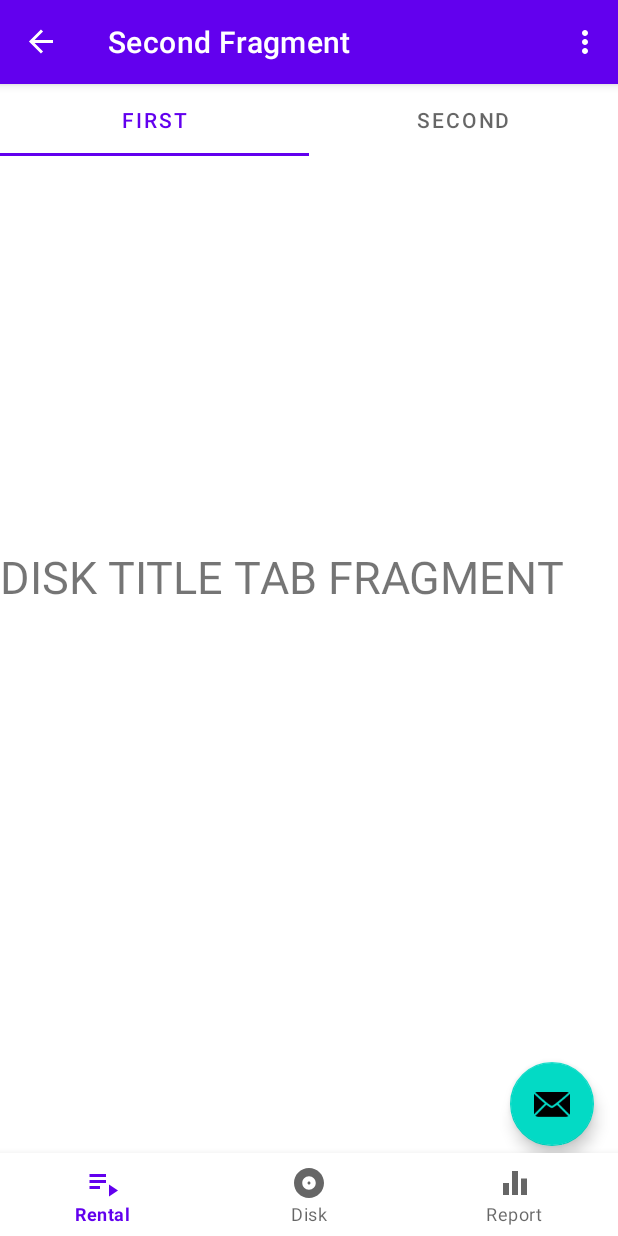
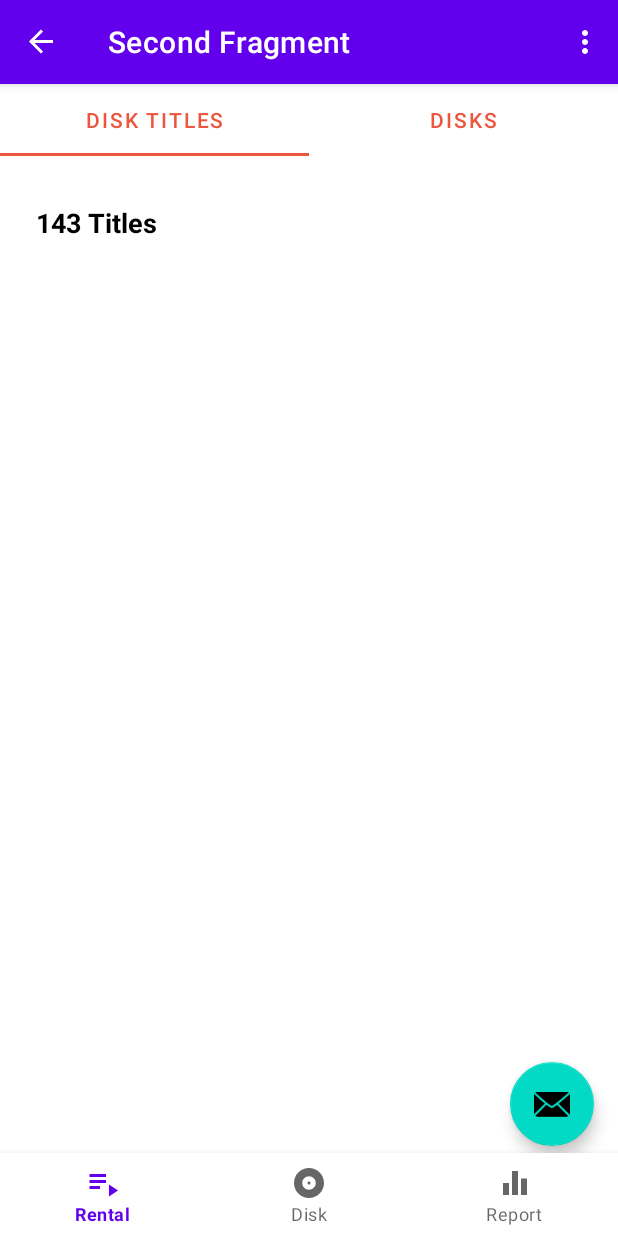
Before and after one commit to Doan-Pham/CeeDee, an Android app: the SecondFragment screen opened through its navigation route, on a phone screen of 412 x 824 dp. Run offline under Robolectric (Android 15) with nearby library versions, the phone set to English and light mode, and no system bars; our stand-ins replace Firebase (no records; nobody signed in at launch, a user with empty details on screens opened directly), navigation-ui.

Commit message:
add disk title screen and item layout

```diff
--- a/app/src/main/java/com/haidoan/android/ceedee/SecondFragment.kt
+++ b/app/src/main/java/com/haidoan/android/ceedee/SecondFragment.kt
@@ -5,7 +5,8 @@ import androidx.fragment.app.Fragment
 import android.view.LayoutInflater
 import android.view.View
 import android.view.ViewGroup
-import androidx.navigation.fragment.findNavController
+import androidx.viewpager2.widget.ViewPager2
+import com.google.android.material.tabs.TabLayout
 import com.google.android.material.tabs.TabLayoutMediator
 import com.haidoan.android.ceedee.databinding.FragmentSecondBinding
 import com.haidoan.android.ceedee.ui.disk_screen.DiskViewPagerAdapter
@@ -21,6 +22,10 @@ class SecondFragment : Fragment() {
     // onDestroyView.
     private val binding get() = _binding!!
 
+    private lateinit var viewPager2: ViewPager2
+    private lateinit var tabLayout: TabLayout
+    private lateinit var diskAdapter: DiskViewPagerAdapter
+
     override fun onCreateView(
         inflater: LayoutInflater, container: ViewGroup?,
         savedInstanceState: Bundle?
@@ -34,24 +39,24 @@ class SecondFragment : Fragment() {
     override fun onViewCreated(view: View, savedInstanceState: Bundle?) {
         super.onViewCreated(view, savedInstanceState)
 
-  /*      binding.buttonSecond.setOnClickListener {
-            findNavController().navigate(R.id.action_SecondFragment_to_FirstFragment)
-        }*/
+        /*      binding.buttonSecond.setOnClickListener {
+                  findNavController().navigate(R.id.action_SecondFragment_to_FirstFragment)
+              }*/
 
-        val tabLayout=binding.tabLayout
-        val viewPager2=binding.viewPager2
+        tabLayout = binding.tabLayout
+        viewPager2 = binding.viewPager2
 
-        val adapter=DiskViewPagerAdapter(parentFragmentManager,lifecycle)
+        diskAdapter = DiskViewPagerAdapter(parentFragmentManager, lifecycle)
 
-        viewPager2.adapter=adapter
+        viewPager2.adapter = diskAdapter
 
-        TabLayoutMediator(tabLayout,viewPager2){tab,position->
-            when(position){
-                0->{
-                    tab.text="First"
+        TabLayoutMediator(tabLayout, viewPager2) { tab, position ->
+            when (position) {
+                0 -> {
+                    tab.text = getString(R.string.disk_titles)
                 }
-                1->{
-                    tab.text="Second"
+                1 -> {
+                    tab.text = getString(R.string.disks)
                 }
             }
         }.attach()
--- a/app/src/main/java/com/haidoan/android/ceedee/ui/disk_screen/DiskRepository.kt
+++ /dev/null
@@ -1,4 +0,0 @@
-package com.haidoan.android.ceedee.ui.disk_screen
-
-class DiskRepository {
-}
--- a/app/src/main/java/com/haidoan/android/ceedee/ui/disk_screen/DiskViewModel.kt
+++ /dev/null
@@ -1,4 +0,0 @@
-package com.haidoan.android.ceedee.ui.disk_screen
-
-class DiskViewModel {
-}
--- a/app/src/main/java/com/haidoan/android/ceedee/ui/disk_screen/DiskViewPagerAdapter.kt
+++ b/app/src/main/java/com/haidoan/android/ceedee/ui/disk_screen/DiskViewPagerAdapter.kt
@@ -4,6 +4,8 @@ import androidx.fragment.app.Fragment
 import androidx.fragment.app.FragmentManager
 import androidx.lifecycle.Lifecycle
 import androidx.viewpager2.adapter.FragmentStateAdapter
+import com.haidoan.android.ceedee.ui.disk_screen.disk_titles.DiskTitlesFragment
+import com.haidoan.android.ceedee.ui.disk_screen.disks.DisksFragment
 
 class DiskViewPagerAdapter (fragmentManager: FragmentManager,lifecycle: Lifecycle): FragmentStateAdapter(fragmentManager, lifecycle) {
     override fun getItemCount(): Int {
--- a/app/src/main/java/com/haidoan/android/ceedee/ui/disk_screen/DiskTitlesFragment.kt
+++ b/app/src/main/java/com/haidoan/android/ceedee/ui/disk_screen/disk_titles/DiskTitlesFragment.kt
@@ -1,4 +1,4 @@
-package com.haidoan.android.ceedee.ui.disk_screen
+package com.haidoan.android.ceedee.ui.disk_screen.disk_titles
 
 import android.os.Bundle
 import androidx.fragment.app.Fragment
@@ -6,7 +6,6 @@ import android.view.LayoutInflater
 import android.view.View
 import android.view.ViewGroup
 import com.haidoan.android.ceedee.databinding.FragmentDiskTitlesBinding
-
 
 class DiskTitlesFragment : Fragment() {
 
@@ -33,7 +32,7 @@ class DiskTitlesFragment : Fragment() {
     override fun onViewCreated(view: View, savedInstanceState: Bundle?) {
         super.onViewCreated(view, savedInstanceState)
 
-        binding.tvDiskTitle.text = "DISK TITLE TAB FRAGMENT"
+
     }
 
 
--- /dev/null
+++ b/app/src/main/java/com/haidoan/android/ceedee/ui/disk_screen/disk_titles/DiskTitlesRepository.kt
@@ -0,0 +1,4 @@
+package com.haidoan.android.ceedee.ui.disk_screen.disk_titles
+
+class DiskTitlesRepository {
+}
--- /dev/null
+++ b/app/src/main/java/com/haidoan/android/ceedee/ui/disk_screen/disk_titles/DiskTitlesViewModel.kt
@@ -0,0 +1,4 @@
+package com.haidoan.android.ceedee.ui.disk_screen.disk_titles
+
+class DiskTitlesViewModel {
+}
--- a/app/src/main/java/com/haidoan/android/ceedee/ui/disk_screen/DisksFragment.kt
+++ b/app/src/main/java/com/haidoan/android/ceedee/ui/disk_screen/disks/DisksFragment.kt
@@ -1,4 +1,4 @@
-package com.haidoan.android.ceedee.ui.disk_screen
+package com.haidoan.android.ceedee.ui.disk_screen.disks
 
 import android.os.Bundle
 import androidx.fragment.app.Fragment
--- /dev/null
+++ b/app/src/main/res/drawable/ic_round_more_vert_24.xml
@@ -0,0 +1,5 @@
+<vector android:height="24dp" android:tint="#000000"
+    android:viewportHeight="24" android:viewportWidth="24"
+    android:width="24dp" xmlns:android="http://schemas.android.com/apk/res/android">
+    <path android:fillColor="@android:color/white" android:pathData="M12,8c1.1,0 2,-0.9 2,-2s-0.9,-2 -2,-2 -2,0.9 -2,2 0.9,2 2,2zM12,10c-1.1,0 -2,0.9 -2,2s0.9,2 2,2 2,-0.9 2,-2 -0.9,-2 -2,-2zM12,16c-1.1,0 -2,0.9 -2,2s0.9,2 2,2 2,-0.9 2,-2 -0.9,-2 -2,-2z"/>
+</vector>
--- a/app/src/main/res/layout/fragment_disk_titles.xml
+++ b/app/src/main/res/layout/fragment_disk_titles.xml
@@ -3,16 +3,28 @@
     xmlns:tools="http://schemas.android.com/tools"
     android:layout_width="match_parent"
     android:layout_height="match_parent"
-    tools:context=".ui.disk_screen.DiskTitlesFragment"
-    android:gravity="center"
-    android:orientation="vertical">
-
+    tools:context=".ui.disk_screen.disk_titles.DiskTitlesFragment"
+    android:orientation="vertical"
+    android:padding="24dp">
 
     <TextView
-        android:id="@+id/tv_disk_title"
         android:layout_width="match_parent"
-        android:layout_height="200dp"
-        android:text="@string/hello_blank_fragment"
-        android:textSize="30sp"/>
+        android:layout_height="wrap_content"
+        android:text="143 Titles"
+        android:textStyle="bold"
+        android:textSize="18sp"
+
+        android:textColor="@color/black"
+        android:paddingTop="8dp"
+        android:paddingBottom="8dp"
+        />
+
+    <androidx.recyclerview.widget.RecyclerView
+        android:id="@+id/rcv_disk_titles"
+        android:layout_width="match_parent"
+        android:layout_height="wrap_content"
+        android:paddingTop="16dp"
+        android:paddingBottom="8dp"
+        />
 
 </LinearLayout>
--- a/app/src/main/res/layout/fragment_disks.xml
+++ b/app/src/main/res/layout/fragment_disks.xml
@@ -3,7 +3,7 @@
     xmlns:tools="http://schemas.android.com/tools"
     android:layout_width="match_parent"
     android:layout_height="match_parent"
-    tools:context=".ui.disk_screen.DisksFragment"
+    tools:context=".ui.disk_screen.disks.DisksFragment"
     android:orientation="vertical"
     android:gravity="center">
 
--- a/app/src/main/res/layout/fragment_second.xml
+++ b/app/src/main/res/layout/fragment_second.xml
@@ -12,7 +12,10 @@
     <com.google.android.material.tabs.TabLayout
         android:id="@+id/tab_layout"
         android:layout_width="match_parent"
-        android:layout_height="wrap_content" />
+        android:layout_height="wrap_content"
+        app:tabIndicatorColor="@color/primary"
+        app:tabTextColor="@color/primary"
+        />
 
     <androidx.viewpager2.widget.ViewPager2
         android:id="@+id/view_pager_2"
--- a/app/src/main/res/values/strings.xml
+++ b/app/src/main/res/values/strings.xml
@@ -17,4 +17,7 @@
     <string name="password">Password</string>
     <string name="required">Required</string>
     <string name="email">Email</string>
+
+    <string name="disk_titles">Disk Titles</string>
+    <string name="disks">Disks</string>
 </resources>
```
Also changed, not shown: app/src/main/res/layout/disk_titles_item.xml (added, +74 -0 lines).
